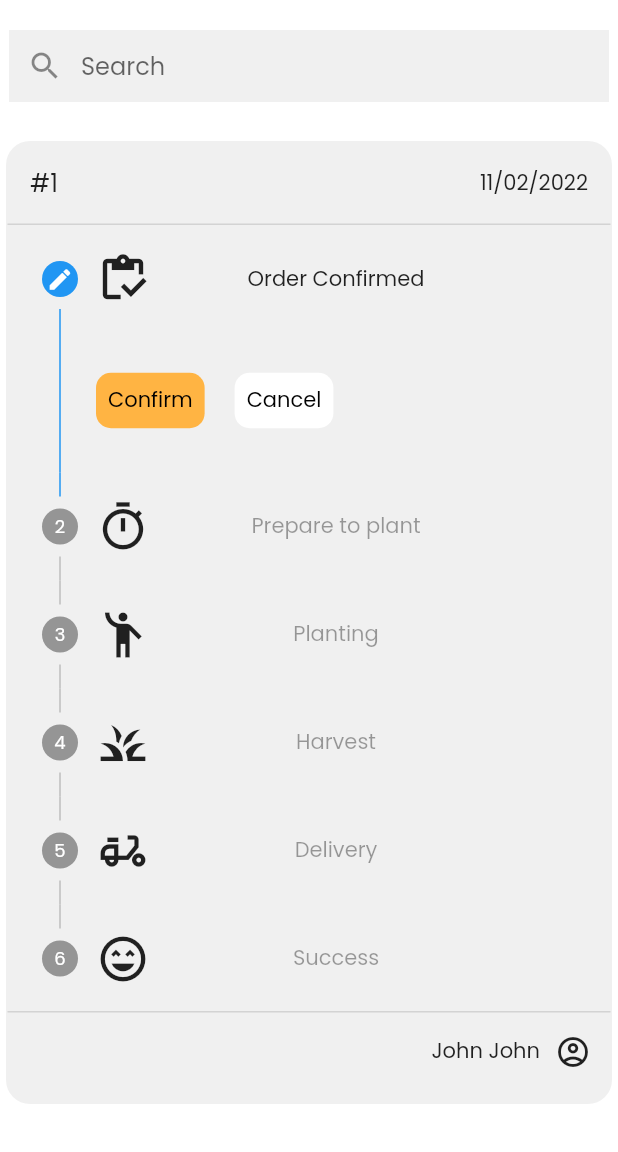
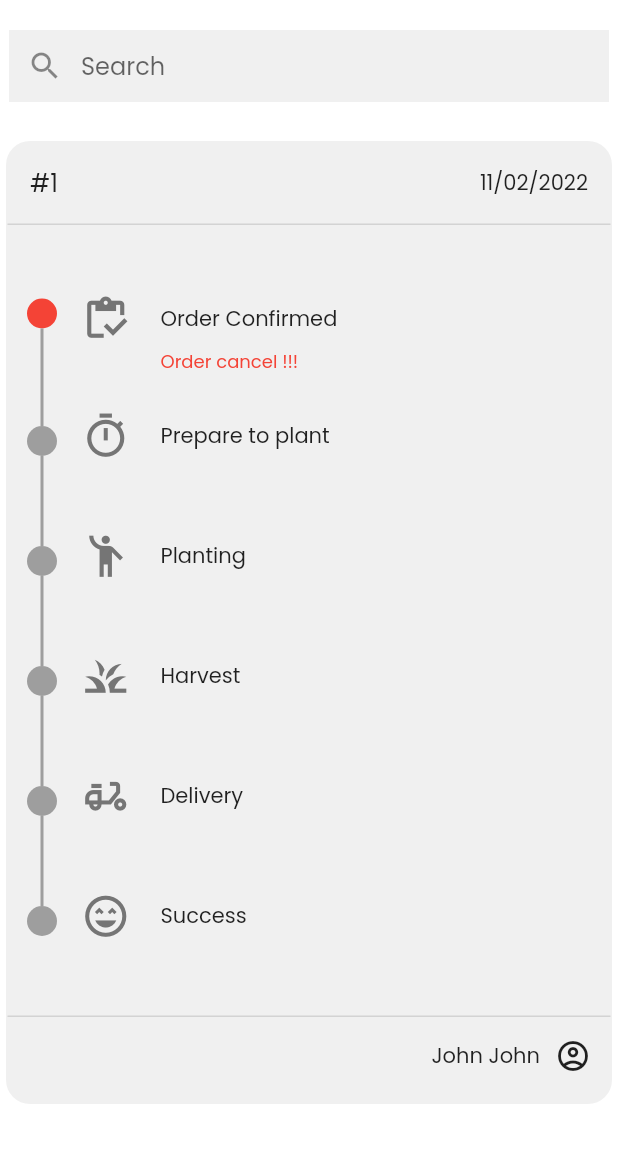
Before and after one commit to aimaimm/Wanna_plant, a Flutter app: the screen it shows after launch, on a phone screen of 412 x 824 dp, the part 84-1236 px from its top. Run offline on Flutter 3.47's test engine with Material 2 defaults, Android fonts, the light colour scheme and no system bars; drawn by our look-alikes of timeline_tile; our stand-ins replace flutter_svg.

Commit message:
tracking page

```diff
--- /dev/null
+++ b/lib/Tracking.dart
@@ -0,0 +1,324 @@
+import 'package:flutter/material.dart';
+import 'package:timeline_tile/timeline_tile.dart';
+// ignore: unused_import
+//import 'package:timelines/timelines.dart';
+
+class Tracking extends StatefulWidget {
+  @override
+  State<StatefulWidget> createState() => _Tracking();
+}
+
+class _Tracking extends State<Tracking> {
+  int currentStep = 0;
+
+  @override
+  Widget build(BuildContext context) {
+    return Scaffold(
+      appBar: AppBar(
+        title: Text('Tracking'),
+        centerTitle: true,
+        leading: BackButton(color: Colors.grey[300]),
+        //backgroundColor: Colors.white,
+        elevation: 0,
+      ),
+      body: Center(
+        child: Column(
+          children: <Widget>[
+            Container(
+              margin: EdgeInsets.symmetric(
+                vertical: 20,
+              ),
+              decoration: BoxDecoration(
+                color: Colors.white,
+                borderRadius: BorderRadius.only(
+                  topRight: Radius.circular(15),
+                ),
+              ),
+              child: SizedBox(
+                height: 50,
+                width: 400,
+                child: TextField(
+                  decoration: InputDecoration(
+                    focusedBorder: InputBorder.none,
+                    filled: true,
+                    fillColor: Color(0xffF0F0F0),
+                    prefixIcon: Icon(Icons.search),
+                    hintText: 'Search',
+                    // labelText: 'Search',
+                    enabledBorder: InputBorder.none,
+                  ),
+                ),
+              ),
+            ),
+            Expanded(
+              child: Container(
+                width: 420,
+                child: ListView.builder(
+                  itemCount: 1,
+                  itemBuilder: (context, index) {
+                    return Container(
+                      width: 430,
+                      height: 650,
+                      child: Card(
+                        child: Column(
+                          children: <Widget>[
+                            Container(
+                              child: ListTile(
+                                title: Text('#1'),
+                                trailing: Text('11/02/2022'),
+                              ),
+                            ),
+                            const Divider(
+                              height: 0,
+                              thickness: 1,
+                              indent: 1,
+                              endIndent: 1,
+                            ),
+                            Container(
+                              padding: EdgeInsets.all(14),
+                              child: Column(
+                                //mainAxisAlignment: MainAxisAlignment.start,
+                                children: [
+                                  //Padding(padding: EdgeInsets.all(10)),
+                                  SizedBox(
+                                      height: 90,
+                                      child: TimelineTile(
+                                        endChild: Column(
+                                          children: [
+                                            Padding(
+                                                padding: EdgeInsets.all(16)),
+                                            Row(
+                                              children: <Widget>[
+                                                Padding(
+                                                    padding: EdgeInsets.all(8)),
+                                                Icon(
+                                                  Icons.inventory_outlined,
+                                                  size: 33,
+                                                  color: Color(0xff757575),
+                                                ),
+                                                SizedBox(width: 20),
+                                                Text('Order Confirmed'),
+                                              ],
+                                            ),
+                                            Row(
+                                              //alignment: Alignment.centerLeft,
+                                              children: [
+                                                Padding(
+                                                    padding:
+                                                        EdgeInsets.all(12)),
+                                                SizedBox(width: 45),
+                                                Text(
+                                                  'Order cancel !!!',
+                                                  style: TextStyle(
+                                                      color: Colors.red,
+                                                      fontSize: 12),
+                                                ),
+                                              ],
+                                            )
+                                          ],
+                                        ),
+                                        isFirst: true,
+                                        indicatorStyle: IndicatorStyle(
+                                          //indicator: ,
+                                          color: Colors.red,
+                                        ),
+                                        afterLineStyle: LineStyle(
+                                            color: Colors.grey, thickness: 2),
+                                      )
+                                  ),
+                                  SizedBox(
+                                      height: 80,
+                                      child: TimelineTile(
+                                        endChild: Column(
+                                          children: [
+                                            Padding(
+                                                padding: EdgeInsets.all(10)),
+                                            Row(
+                                              children: <Widget>[
+                                                Padding(
+                                                    padding: EdgeInsets.all(8)),
+                                                Icon(
+                                                  Icons.timer_outlined,
+                                                  size: 33,
+                                                  color: Color(0xff757575),
+                                                ),
+                                                SizedBox(width: 20),
+                                                Text('Prepare to plant'),
+                                              ],
+                                            ),
+                                          ],
+                                        ),
+                                        indicatorStyle: IndicatorStyle(
+                                          //indicator: ,
+                                          color: Colors.grey,
+                                        ),
+                                        beforeLineStyle: LineStyle(
+                                            color: Colors.grey, thickness: 2),
+                                            afterLineStyle: LineStyle(color: Colors.grey,thickness: 2),
+                                      )
+                                  ),
+                                  SizedBox(
+                                      height: 80,
+                                      child: TimelineTile(
+                                        endChild: Column(
+                                          children: [
+                                            Padding(
+                                                padding: EdgeInsets.all(10)),
+                                            Row(
+                                              children: <Widget>[
+                                                Padding(
+                                                    padding: EdgeInsets.all(8)),
+                                                Icon(
+                                                  Icons.emoji_people_outlined,
+                                                  size: 33,
+                                                  color: Color(0xff757575),
+                                                ),
+                                                SizedBox(width: 20),
+                                                Text('Planting'),
+                                              ],
+                                            ),
+                                          ],
+                                        ),
+                                        indicatorStyle: IndicatorStyle(
+                                          //indicator: ,
+                                          color: Colors.grey,
+                                        ),
+                                        beforeLineStyle: LineStyle(
+                                            color: Colors.grey, thickness: 2),
+                                            afterLineStyle: LineStyle(color: Colors.grey,thickness: 2),
+                                      )
+                                  ),
+                                  SizedBox(
+                                      height: 80,
+                                      child: TimelineTile(
+                                        endChild: Column(
+                                          children: [
+                                            Padding(
+                                                padding: EdgeInsets.all(10)),
+                                            Row(
+                                              children: <Widget>[
+                                                Padding(
+                                                    padding: EdgeInsets.all(8)),
+                                                Icon(
+                                                  Icons.grass_outlined,
+                                                  size: 33,
+                                                  color: Color(0xff757575),
+                                                ),
+                                                SizedBox(width: 20),
+                                                Text('Harvest'),
+                                              ],
+                                            ),
+                                          ],
+                                        ),
+                                        indicatorStyle: IndicatorStyle(
+                                          //indicator: ,
+                                          color: Colors.grey,
+                                        ),
+                                        beforeLineStyle: LineStyle(
+                                            color: Colors.grey, thickness: 2),
+                                            afterLineStyle: LineStyle(color: Colors.grey,thickness: 2),
+                                      )
+                                  ),
+                                  SizedBox(
+                                      height: 80,
+                                      child: TimelineTile(
+                                        endChild: Column(
+                                          children: [
+                                            Padding(
+                                                padding: EdgeInsets.all(10)),
+                                            Row(
+                                              children: <Widget>[
+                                                Padding(
+                                                    padding: EdgeInsets.all(8)),
+                                                Icon(
+                                                  Icons.delivery_dining_outlined,
+                                                  size: 33,
+                                                  color: Color(0xff757575),
+                                                ),
+                                                SizedBox(width: 20),
+                                                Text('Delivery'),
+                                              ],
+                                            ),
+                                          ],
+                                        ),
+                                        indicatorStyle: IndicatorStyle(
+                                          //indicator: ,
+                                          color: Colors.grey,
+                                        ),
+                                        beforeLineStyle: LineStyle(
+                                            color: Colors.grey, thickness: 2),
+                                            afterLineStyle: LineStyle(color: Colors.grey,thickness: 2),
+                                      )
+                                  ),
+                                  SizedBox(
+                                      height: 80,
+                                      child: TimelineTile(
+                                        endChild: Column(
+                                          children: [
+                                            Padding(
+                                                padding: EdgeInsets.all(10)),
+                                            Row(
+                                              children: <Widget>[
+                                                Padding(
+                                                    padding: EdgeInsets.all(8)),
+                                                Icon(
+                                                  Icons.sentiment_very_satisfied_outlined,
+                                                  size: 33,
+                                                  color: Color(0xff757575),
+                                                ),
+                                                SizedBox(width: 20),
+                                                Text('Success'),
+                                              ],
+                                            ),
+                                          ],
+                                        ),
+                                        isLast: true,
+                                        indicatorStyle: IndicatorStyle(
+                                          //indicator: ,
+                                          color: Colors.grey,
+                                        ),
+                                        beforeLineStyle: LineStyle(
+                                            color: Colors.grey, thickness: 2),
+                                            afterLineStyle: LineStyle(color: Colors.grey,thickness: 2),
+                                      )
+                                  ),
+                                ],
+                              ),
+                            ),
+                            SizedBox(height: 10),
+                            const Divider(
+                              height: 0,
+                              thickness: 1,
+                              indent: 1,
+                              endIndent: 1,
+                            ),
+                            Container(
+                              padding: EdgeInsets.all(14.0),
+                              child: Row(
+                                mainAxisAlignment: MainAxisAlignment.end,
+                                children: <Widget>[
+                                  Text('John John'),
+                                  SizedBox(width: 10),
+                                  Icon(Icons.account_circle_outlined),
+                                ],
+                              ),
+                            )
+                          ],
+                        ),
+                        color: Color(0xffF0F0F0),
+                        shape: RoundedRectangleBorder(
+                          borderRadius: BorderRadius.circular(16.0),
+                        ),
+                        elevation: 0,
+                      ),
+                    );
+                  },
+                ),
+              ),
+            ),
+          ],
+        ),
+      ),
+    );
+  }
+}
--- a/lib/main.dart
+++ b/lib/main.dart
@@ -1,4 +1,5 @@
 import 'package:flutter/material.dart';
+import 'package:wanna_plant/Tracking.dart';
 import 'package:wanna_plant/bottomBar.dart';
 import 'package:wanna_plant/chatScreen.dart';
 import 'package:wanna_plant/favorite/favoriteScreen.dart';
@@ -25,7 +26,7 @@ class MyApp extends StatelessWidget {
         fontFamily: 'Poppins',
         scaffoldBackgroundColor: Colors.white,
       ),
-      home: TrackPlanter(),
+      home: Tracking(),
       debugShowCheckedModeBanner: false,
     );
   }
--- a/pubspec.yaml
+++ b/pubspec.yaml
@@ -30,6 +30,7 @@ dependencies:
   cupertino_icons: ^1.0.2
   flutter_svg: ^0.22.0
   timelines: ^0.1.0
+  timeline_tile: ^2.0.0
 
 dev_dependencies:
   flutter_test:
```
Also changed, not shown: pubspec.lock.
